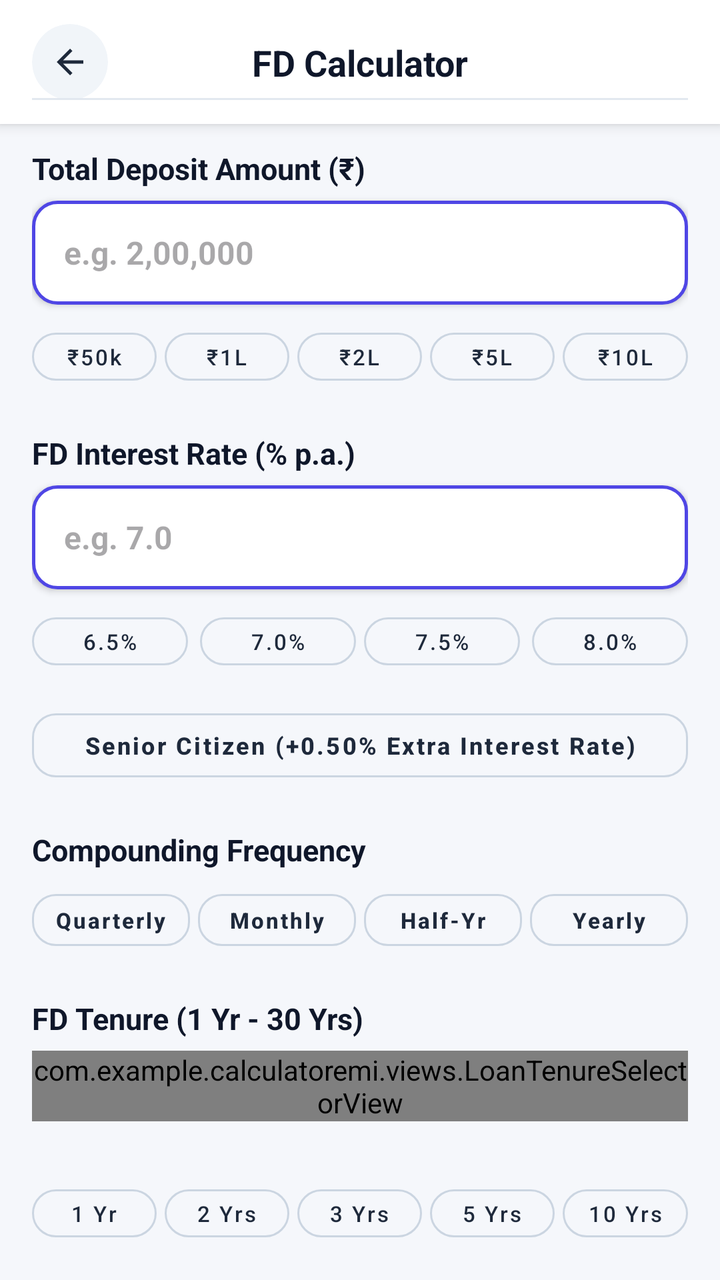
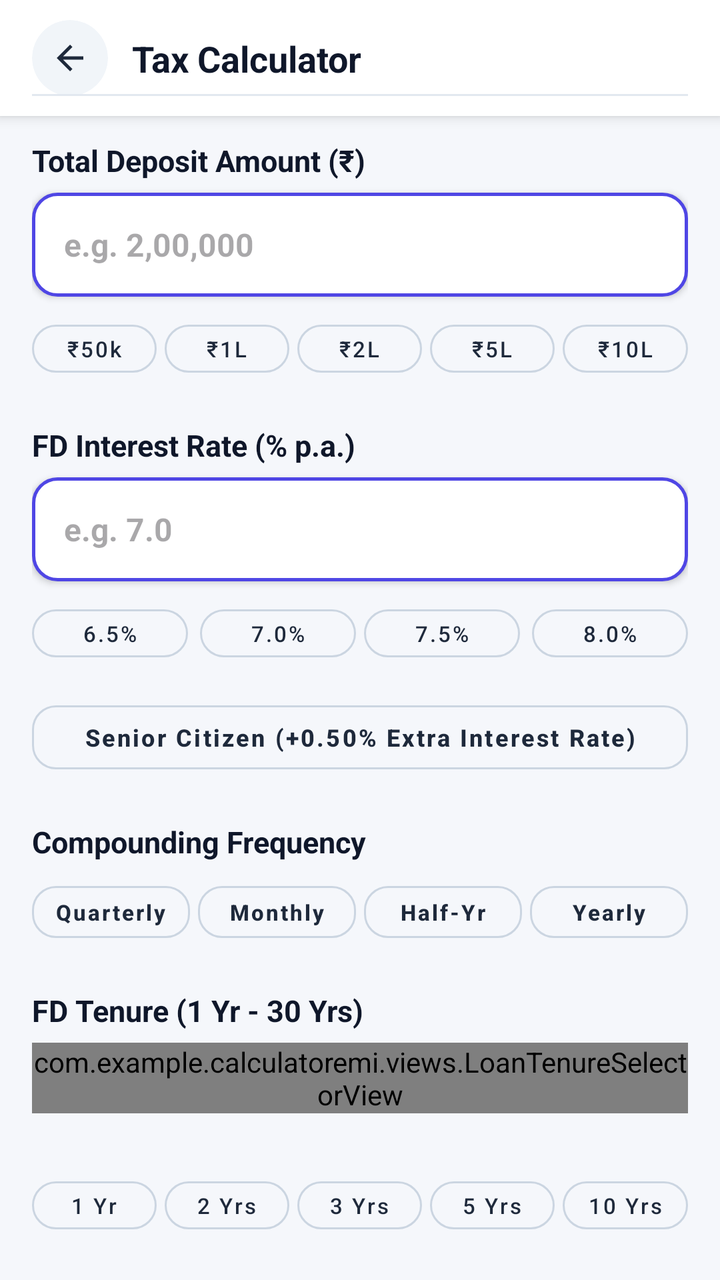

Screens rendered from an Android XML layout before and after an edit, with the pre-edit source and the edit as a unified diff.
<!-- AndroidManifest.xml: application theme Theme.Calculatoremi -->
<!-- res/layout/activity_fd_calculator.xml -->
<?xml version="1.0" encoding="utf-8"?>
<LinearLayout
    xmlns:android="http://schemas.android.com/apk/res/android"
    xmlns:app="http://schemas.android.com/apk/res-auto"
    android:layout_width="match_parent"
    android:layout_height="match_parent"
    android:background="#F5F7FB"
    android:orientation="vertical">

    
    <androidx.constraintlayout.widget.ConstraintLayout
        android:id="@+id/calculatorHeader"
        android:layout_width="match_parent"
        android:layout_height="wrap_content"
        android:minHeight="55dp"
        android:background="@android:color/white"
        android:elevation="4dp"
        android:paddingStart="16dp"
        android:paddingTop="12dp"
        android:paddingEnd="16dp"
        android:paddingBottom="12dp">

        <com.google.android.material.card.MaterialCardView
            android:id="@+id/btnBackContainer"
            android:layout_width="38dp"
            android:layout_height="38dp"
            app:cardBackgroundColor="#F1F5F9"
            app:cardCornerRadius="19dp"
            app:cardElevation="0dp"
            app:strokeWidth="0dp"
            app:layout_constraintBottom_toBottomOf="parent"
            app:layout_constraintStart_toStartOf="parent"
            app:layout_constraintTop_toTopOf="parent">

            <ImageView
                android:id="@+id/btnBack"
                android:layout_width="20dp"
                android:layout_height="20dp"
                android:layout_gravity="center"
                android:src="@drawable/ic_arrow_back"
                app:tint="#1E293B" />
        </com.google.android.material.card.MaterialCardView>

        <TextView
            android:id="@+id/txtTitle"
            android:layout_width="wrap_content"
            android:layout_height="wrap_content"
            android:text="FD Calculator"
            android:textColor="#0F172A"
            android:textSize="18sp"
            android:textStyle="bold"
            app:layout_constraintBottom_toBottomOf="parent"
            app:layout_constraintEnd_toEndOf="parent"
            app:layout_constraintStart_toStartOf="parent"
            app:layout_constraintTop_toTopOf="parent" />

        <View
            android:layout_width="match_parent"
            android:layout_height="1dp"
            android:background="#E2E8F0"
            app:layout_constraintBottom_toBottomOf="parent" />
    </androidx.constraintlayout.widget.ConstraintLayout>

    <androidx.core.widget.NestedScrollView
        android:id="@+id/scrollViewFd"
        android:layout_width="match_parent"
        android:layout_height="0dp"
        android:layout_weight="1"
        android:clipToPadding="false"
        android:fillViewport="true"
        android:paddingBottom="36dp">

        <LinearLayout
            android:layout_width="match_parent"
            android:layout_height="wrap_content"
            android:orientation="vertical"
            android:paddingHorizontal="@dimen/screen_padding"
            android:paddingTop="12dp">

            
            <TextView
                android:layout_width="wrap_content"
                android:layout_height="wrap_content"
                android:layout_marginBottom="6dp"
                android:text="Total Deposit Amount (₹)"
                android:textColor="#0F172A"
                android:textSize="15sp"
                android:textStyle="bold" />

            <EditText
                android:id="@+id/etFdAmount"
                android:layout_width="match_parent"
                android:layout_height="52dp"
                android:background="@drawable/numeric_input_border"
                android:elevation="2dp"
                android:hint="e.g. 2,00,000"
                android:inputType="numberDecimal"
                android:paddingHorizontal="16dp"
                android:textColor="#0F172A"
                android:textSize="16sp"
                android:textStyle="bold" />

            
            <LinearLayout
                android:layout_width="match_parent"
                android:layout_height="wrap_content"
                android:layout_marginTop="8dp"
                android:layout_marginBottom="20dp"
                android:orientation="horizontal"
                android:weightSum="5">

                <com.google.android.material.button.MaterialButton
                    android:id="@+id/chipFd50k"
                    style="@style/Widget.MaterialComponents.Button.OutlinedButton"
                    android:layout_width="0dp"
                    android:layout_height="36dp"
                    android:layout_weight="1"
                    android:layout_marginEnd="2dp"
                    android:padding="0dp"
                    android:text="₹50k"
                    android:textAllCaps="false"
                    android:textColor="#1E293B"
                    android:textSize="11sp"
                    app:strokeColor="#CBD5E1"
                    app:cornerRadius="18dp" />

                <com.google.android.material.button.MaterialButton
                    android:id="@+id/chipFd1L"
                    style="@style/Widget.MaterialComponents.Button.OutlinedButton"
                    android:layout_width="0dp"
                    android:layout_height="36dp"
                    android:layout_weight="1"
                    android:layout_marginHorizontal="2dp"
                    android:padding="0dp"
                    android:text="₹1L"
                    android:textAllCaps="false"
                    android:textColor="#1E293B"
                    android:textSize="11sp"
                    app:strokeColor="#CBD5E1"
                    app:cornerRadius="18dp" />

                <com.google.android.material.button.MaterialButton
                    android:id="@+id/chipFd2L"
                    style="@style/Widget.MaterialComponents.Button.OutlinedButton"
                    android:layout_width="0dp"
                    android:layout_height="36dp"
                    android:layout_weight="1"
                    android:layout_marginHorizontal="2dp"
                    android:padding="0dp"
                    android:text="₹2L"
                    android:textAllCaps="false"
                    android:textColor="#1E293B"
                    android:textSize="11sp"
                    app:strokeColor="#CBD5E1"
                    app:cornerRadius="18dp" />

                <com.google.android.material.button.MaterialButton
                    android:id="@+id/chipFd5L"
                    style="@style/Widget.MaterialComponents.Button.OutlinedButton"
                    android:layout_width="0dp"
                    android:layout_height="36dp"
                    android:layout_weight="1"
                    android:layout_marginHorizontal="2dp"
                    android:padding="0dp"
                    android:text="₹5L"
                    android:textAllCaps="false"
                    android:textColor="#1E293B"
                    android:textSize="11sp"
                    app:strokeColor="#CBD5E1"
                    app:cornerRadius="18dp" />

                <com.google.android.material.button.MaterialButton
                    android:id="@+id/chipFd10L"
                    style="@style/Widget.MaterialComponents.Button.OutlinedButton"
                    android:layout_width="0dp"
                    android:layout_height="36dp"
                    android:layout_weight="1"
                    android:layout_marginStart="2dp"
                    android:padding="0dp"
                    android:text="₹10L"
                    android:textAllCaps="false"
                    android:textColor="#1E293B"
                    android:textSize="11sp"
                    app:strokeColor="#CBD5E1"
                    app:cornerRadius="18dp" />

            </LinearLayout>

            
            <TextView
                android:layout_width="wrap_content"
                android:layout_height="wrap_content"
                android:layout_marginBottom="6dp"
                android:text="FD Interest Rate (% p.a.)"
                android:textColor="#0F172A"
                android:textSize="15sp"
                android:textStyle="bold" />

            <EditText
                android:id="@+id/etFdRate"
                android:layout_width="match_parent"
                android:layout_height="52dp"
                android:background="@drawable/numeric_input_border"
                android:elevation="2dp"
                android:hint="e.g. 7.0"
                android:inputType="numberDecimal"
                android:paddingHorizontal="16dp"
                android:textColor="#0F172A"
                android:textSize="16sp"
                android:textStyle="bold" />

            
            <LinearLayout
                android:layout_width="match_parent"
                android:layout_height="wrap_content"
                android:layout_marginTop="8dp"
                android:layout_marginBottom="12dp"
                android:orientation="horizontal"
                android:weightSum="4">

                <com.google.android.material.button.MaterialButton
                    android:id="@+id/chipFdRate6_5"
                    style="@style/Widget.MaterialComponents.Button.OutlinedButton"
                    android:layout_width="0dp"
                    android:layout_height="36dp"
                    android:layout_weight="1"
                    android:layout_marginEnd="4dp"
                    android:padding="0dp"
                    android:text="6.5%"
                    android:textAllCaps="false"
                    android:textColor="#1E293B"
                    android:textSize="11sp"
                    app:strokeColor="#CBD5E1"
                    app:cornerRadius="18dp" />

                <com.google.android.material.button.MaterialButton
                    android:id="@+id/chipFdRate7"
                    style="@style/Widget.MaterialComponents.Button.OutlinedButton"
                    android:layout_width="0dp"
                    android:layout_height="36dp"
                    android:layout_weight="1"
                    android:layout_marginHorizontal="2dp"
                    android:padding="0dp"
                    android:text="7.0%"
                    android:textAllCaps="false"
                    android:textColor="#1E293B"
                    android:textSize="11sp"
                    app:strokeColor="#CBD5E1"
                    app:cornerRadius="18dp" />

                <com.google.android.material.button.MaterialButton
                    android:id="@+id/chipFdRate7_5"
                    style="@style/Widget.MaterialComponents.Button.OutlinedButton"
                    android:layout_width="0dp"
                    android:layout_height="36dp"
                    android:layout_weight="1"
                    android:layout_marginHorizontal="2dp"
                    android:padding="0dp"
                    android:text="7.5%"
                    android:textAllCaps="false"
                    android:textColor="#1E293B"
                    android:textSize="11sp"
                    app:strokeColor="#CBD5E1"
                    app:cornerRadius="18dp" />

                <com.google.android.material.button.MaterialButton
                    android:id="@+id/chipFdRate8"
                    style="@style/Widget.MaterialComponents.Button.OutlinedButton"
                    android:layout_width="0dp"
                    android:layout_height="36dp"
                    android:layout_weight="1"
                    android:layout_marginStart="4dp"
                    android:padding="0dp"
                    android:text="8.0%"
                    android:textAllCaps="false"
                    android:textColor="#1E293B"
                    android:textSize="11sp"
                    app:strokeColor="#CBD5E1"
                    app:cornerRadius="18dp" />

            </LinearLayout>

            
            <com.google.android.material.button.MaterialButton
                android:id="@+id/btnSeniorCitizenToggle"
                style="@style/Widget.MaterialComponents.Button.OutlinedButton"
                android:layout_width="match_parent"
                android:layout_height="wrap_content"
                android:minHeight="44dp"
                android:layout_marginBottom="20dp"
                android:paddingVertical="6dp"
                android:text="Senior Citizen (+0.50% Extra Interest Rate)"
                android:textAllCaps="false"
                android:textColor="#1E293B"
                android:textSize="12sp"
                android:textStyle="bold"
                app:strokeColor="#CBD5E1"
                app:cornerRadius="12dp" />

            
            <TextView
                android:layout_width="wrap_content"
                android:layout_height="wrap_content"
                android:layout_marginBottom="6dp"
                android:text="Compounding Frequency"
                android:textColor="#0F172A"
                android:textSize="15sp"
                android:textStyle="bold" />

            <LinearLayout
                android:layout_width="match_parent"
                android:layout_height="wrap_content"
                android:layout_marginBottom="20dp"
                android:orientation="horizontal"
                android:weightSum="4">

                <com.google.android.material.button.MaterialButton
                    android:id="@+id/chipFreqQuarterly"
                    style="@style/Widget.MaterialComponents.Button.OutlinedButton"
                    android:layout_width="0dp"
                    android:layout_height="38dp"
                    android:layout_weight="1"
                    android:layout_marginEnd="2dp"
                    android:padding="0dp"
                    android:text="Quarterly"
                    android:textAllCaps="false"
                    android:textColor="#1E293B"
                    android:textSize="11sp"
                    android:textStyle="bold"
                    app:strokeColor="#CBD5E1"
                    app:cornerRadius="12dp" />

                <com.google.android.material.button.MaterialButton
                    android:id="@+id/chipFreqMonthly"
                    style="@style/Widget.MaterialComponents.Button.OutlinedButton"
                    android:layout_width="0dp"
                    android:layout_height="38dp"
                    android:layout_weight="1"
                    android:layout_marginHorizontal="2dp"
                    android:padding="0dp"
                    android:text="Monthly"
                    android:textAllCaps="false"
                    android:textColor="#1E293B"
                    android:textSize="11sp"
                    android:textStyle="bold"
                    app:strokeColor="#CBD5E1"
                    app:cornerRadius="12dp" />

                <com.google.android.material.button.MaterialButton
                    android:id="@+id/chipFreqHalfYearly"
                    style="@style/Widget.MaterialComponents.Button.OutlinedButton"
                    android:layout_width="0dp"
                    android:layout_height="38dp"
                    android:layout_weight="1"
                    android:layout_marginHorizontal="2dp"
                    android:padding="0dp"
                    android:text="Half-Yr"
                    android:textAllCaps="false"
                    android:textColor="#1E293B"
                    android:textSize="11sp"
                    android:textStyle="bold"
                    app:strokeColor="#CBD5E1"
                    app:cornerRadius="12dp" />

                <com.google.android.material.button.MaterialButton
                    android:id="@+id/chipFreqYearly"
                    style="@style/Widget.MaterialComponents.Button.OutlinedButton"
                    android:layout_width="0dp"
                    android:layout_height="38dp"
                    android:layout_weight="1"
                    android:layout_marginStart="2dp"
                    android:padding="0dp"
                    android:text="Yearly"
                    android:textAllCaps="false"
                    android:textColor="#1E293B"
                    android:textSize="11sp"
                    android:textStyle="bold"
                    app:strokeColor="#CBD5E1"
                    app:cornerRadius="12dp" />

            </LinearLayout>

            
            <RelativeLayout
                android:layout_width="match_parent"
                android:layout_height="wrap_content"
                android:layout_marginBottom="6dp">

                <TextView
                    android:id="@+id/txtFdTermLabel"
                    android:layout_width="wrap_content"
                    android:layout_height="wrap_content"
                    android:layout_alignParentStart="true"
                    android:text="FD Tenure (1 Yr - 30 Yrs)"
                    android:textColor="#0F172A"
                    android:textSize="15sp"
                    android:textStyle="bold" />
            </RelativeLayout>

            <com.example.calculatoremi.views.LoanTenureSelectorView
                android:id="@+id/tenureSelector"
                android:layout_width="match_parent"
                android:layout_height="wrap_content"
                android:layout_marginBottom="20dp" />

            
            <LinearLayout
                android:layout_width="match_parent"
                android:layout_height="wrap_content"
                android:layout_marginTop="8dp"
                android:layout_marginBottom="20dp"
                android:orientation="horizontal"
                android:weightSum="5">

                <com.google.android.material.button.MaterialButton
                    android:id="@+id/chipFdTerm1Y"
                    style="@style/Widget.MaterialComponents.Button.OutlinedButton"
                    android:layout_width="0dp"
                    android:layout_height="36dp"
                    android:layout_weight="1"
                    android:layout_marginEnd="2dp"
                    android:padding="0dp"
                    android:text="1 Yr"
                    android:textAllCaps="false"
                    android:textColor="#1E293B"
                    android:textSize="11sp"
                    app:strokeColor="#CBD5E1"
                    app:cornerRadius="18dp" />

                <com.google.android.material.button.MaterialButton
                    android:id="@+id/chipFdTerm2Y"
                    style="@style/Widget.MaterialComponents.Button.OutlinedButton"
                    android:layout_width="0dp"
                    android:layout_height="36dp"
                    android:layout_weight="1"
                    android:layout_marginHorizontal="2dp"
                    android:padding="0dp"
                    android:text="2 Yrs"
                    android:textAllCaps="false"
                    android:textColor="#1E293B"
                    android:textSize="11sp"
                    app:strokeColor="#CBD5E1"
                    app:cornerRadius="18dp" />

                <com.google.android.material.button.MaterialButton
                    android:id="@+id/chipFdTerm3Y"
                    style="@style/Widget.MaterialComponents.Button.OutlinedButton"
                    android:layout_width="0dp"
                    android:layout_height="36dp"
                    android:layout_weight="1"
                    android:layout_marginHorizontal="2dp"
                    android:padding="0dp"
                    android:text="3 Yrs"
                    android:textAllCaps="false"
                    android:textColor="#1E293B"
                    android:textSize="11sp"
                    app:strokeColor="#CBD5E1"
                    app:cornerRadius="18dp" />

                <com.google.android.material.button.MaterialButton
                    android:id="@+id/chipFdTerm5Y"
                    style="@style/Widget.MaterialComponents.Button.OutlinedButton"
                    android:layout_width="0dp"
                    android:layout_height="36dp"
                    android:layout_weight="1"
                    android:layout_marginHorizontal="2dp"
                    android:padding="0dp"
                    android:text="5 Yrs"
                    android:textAllCaps="false"
                    android:textColor="#1E293B"
                    android:textSize="11sp"
                    app:strokeColor="#CBD5E1"
                    app:cornerRadius="18dp" />

                <com.google.android.material.button.MaterialButton
                    android:id="@+id/chipFdTerm10Y"
                    style="@style/Widget.MaterialComponents.Button.OutlinedButton"
                    android:layout_width="0dp"
                    android:layout_height="36dp"
                    android:layout_weight="1"
                    android:layout_marginStart="2dp"
                    android:padding="0dp"
                    android:text="10 Yrs"
                    android:textAllCaps="false"
                    android:textColor="#1E293B"
                    android:textSize="11sp"
                    app:strokeColor="#CBD5E1"
                    app:cornerRadius="18dp" />

            </LinearLayout>

            
            <com.google.android.material.button.MaterialButton
                android:id="@+id/btnCalculate"
                android:layout_width="match_parent"
                android:layout_height="54dp"
                android:text="Calculate FD Maturity &amp; Payout"
                android:textAllCaps="false"
                android:textColor="@android:color/white"
                android:textSize="16sp"
                android:textStyle="bold"
                app:backgroundTint="@color/primary"
                app:cornerRadius="16dp" />

            <com.google.android.material.button.MaterialButton
                android:id="@+id/btnReset"
                style="@style/Widget.MaterialComponents.Button.OutlinedButton"
                android:layout_width="match_parent"
                android:layout_height="50dp"
                android:layout_marginTop="10dp"
                android:text="Reset Fields"
                android:textAllCaps="false"
                android:textColor="@color/primary"
                android:textSize="15sp"
                android:textStyle="bold"
                app:cornerRadius="16dp"
                app:strokeColor="@color/primary" />

        </LinearLayout>
    </androidx.core.widget.NestedScrollView>

</LinearLayout>
<!-- resources referenced by this layout -->
<resources>
  <color name="primary">#4F46E5</color>
  <dimen name="screen_padding">16dp</dimen>
  <!-- drawable ic_arrow_back (drawable) -->
  <vector xmlns:android="http://schemas.android.com/apk/res/android"
      android:width="24dp"
      android:height="24dp"
      android:viewportWidth="960"
      android:viewportHeight="960">
    <path
        android:pathData="m313,520 l224,224 -57,56 -320,-320 320,-320 57,56 -224,224h487v80L313,520Z"
        android:fillColor="#e3e3e3"/>
  </vector>
  <!-- drawable numeric_input_border (drawable) -->
  <?xml version="1.0" encoding="utf-8"?>
  <shape xmlns:android="http://schemas.android.com/apk/res/android"
      android:shape="rectangle">
  
      <solid android:color="@color/white"/>
  
      <stroke
          android:width="1.5dp"
          android:color="#4F46E5"/>
  
      <corners android:radius="12dp"/>
  </shape>
  <style name="Theme.Calculatoremi" parent="Base.Theme.Calculatoremi" />
  <color name="white">#FFFFFFFF</color>
  <style name="Base.Theme.Calculatoremi" parent="Theme.Material3.DayNight.NoActionBar">
          <item name="android:statusBarColor">@android:color/transparent</item>
          <item name="android:navigationBarColor">@android:color/transparent</item>
          <item name="android:windowLightStatusBar">false</item>
          <item name="android:windowLightNavigationBar">true</item>
          <item name="colorPrimary">@color/primary</item>
          <item name="colorOnPrimary">#FFFFFF</item>
          <item name="colorSecondary">@color/gradient_accent</item>
          <item name="colorOnSecondary">#FFFFFF</item>
      </style>
  <color name="gradient_accent">#818CF8</color>
</resources>

<!-- the commit's change to res/layout/activity_fd_calculator.xml (unified diff, before → after) -->
@@ -8,58 +8,7 @@
     android:orientation="vertical">
 
     
-    <androidx.constraintlayout.widget.ConstraintLayout
-        android:id="@+id/calculatorHeader"
-        android:layout_width="match_parent"
-        android:layout_height="wrap_content"
-        android:minHeight="55dp"
-        android:background="@android:color/white"
-        android:elevation="4dp"
-        android:paddingStart="16dp"
-        android:paddingTop="12dp"
-        android:paddingEnd="16dp"
-        android:paddingBottom="12dp">
-
-        <com.google.android.material.card.MaterialCardView
-            android:id="@+id/btnBackContainer"
-            android:layout_width="38dp"
-            android:layout_height="38dp"
-            app:cardBackgroundColor="#F1F5F9"
-            app:cardCornerRadius="19dp"
-            app:cardElevation="0dp"
-            app:strokeWidth="0dp"
-            app:layout_constraintBottom_toBottomOf="parent"
-            app:layout_constraintStart_toStartOf="parent"
-            app:layout_constraintTop_toTopOf="parent">
-
-            <ImageView
-                android:id="@+id/btnBack"
-                android:layout_width="20dp"
-                android:layout_height="20dp"
-                android:layout_gravity="center"
-                android:src="@drawable/ic_arrow_back"
-                app:tint="#1E293B" />
-        </com.google.android.material.card.MaterialCardView>
-
-        <TextView
-            android:id="@+id/txtTitle"
-            android:layout_width="wrap_content"
-            android:layout_height="wrap_content"
-            android:text="FD Calculator"
-            android:textColor="#0F172A"
-            android:textSize="18sp"
-            android:textStyle="bold"
-            app:layout_constraintBottom_toBottomOf="parent"
-            app:layout_constraintEnd_toEndOf="parent"
-            app:layout_constraintStart_toStartOf="parent"
-            app:layout_constraintTop_toTopOf="parent" />
-
-        <View
-            android:layout_width="match_parent"
-            android:layout_height="1dp"
-            android:background="#E2E8F0"
-            app:layout_constraintBottom_toBottomOf="parent" />
-    </androidx.constraintlayout.widget.ConstraintLayout>
+    <include layout="@layout/layout_calculator_header" />
 
     <androidx.core.widget.NestedScrollView
         android:id="@+id/scrollViewFd"
@@ -520,3 +469,63 @@
     </androidx.core.widget.NestedScrollView>
 
 </LinearLayout>
+<!-- res/layout/layout_calculator_header.xml (included above) -->
+<?xml version="1.0" encoding="utf-8"?>
+<androidx.constraintlayout.widget.ConstraintLayout xmlns:android="http://schemas.android.com/apk/res/android"
+    xmlns:app="http://schemas.android.com/apk/res-auto"
+    android:id="@+id/calculatorHeader"
+    android:layout_width="match_parent"
+    android:layout_height="wrap_content"
+    android:minHeight="56dp"
+    android:background="@android:color/white"
+    android:elevation="4dp"
+    android:paddingStart="16dp"
+    android:paddingEnd="16dp"
+    android:paddingTop="10dp"
+    android:paddingBottom="10dp">
+
+    <com.google.android.material.card.MaterialCardView
+        android:id="@+id/btnBackContainer"
+        android:layout_width="38dp"
+        android:layout_height="38dp"
+        app:cardBackgroundColor="#F1F5F9"
+        app:cardCornerRadius="19dp"
+        app:cardElevation="0dp"
+        app:strokeWidth="0dp"
+        app:layout_constraintBottom_toBottomOf="parent"
+        app:layout_constraintStart_toStartOf="parent"
+        app:layout_constraintTop_toTopOf="parent">
+
+        <ImageView
+            android:id="@+id/btnBack"
+            android:layout_width="20dp"
+            android:layout_height="20dp"
+            android:layout_gravity="center"
+            android:src="@drawable/ic_arrow_back"
+            app:tint="#1E293B" />
+    </com.google.android.material.card.MaterialCardView>
+
+    <TextView
+        android:id="@+id/txtTitle"
+        android:layout_width="0dp"
+        android:layout_height="wrap_content"
+        android:layout_marginStart="12dp"
+        android:layout_marginEnd="12dp"
+        android:text="Tax Calculator"
+        android:textColor="#0F172A"
+        android:textSize="18sp"
+        android:textStyle="bold"
+        android:maxLines="1"
+        android:ellipsize="end"
+        app:layout_constraintBottom_toBottomOf="parent"
+        app:layout_constraintEnd_toEndOf="parent"
+        app:layout_constraintStart_toEndOf="@id/btnBackContainer"
+        app:layout_constraintTop_toTopOf="parent" />
+
+    <View
+        android:layout_width="match_parent"
+        android:layout_height="1dp"
+        android:background="#E2E8F0"
+        app:layout_constraintBottom_toBottomOf="parent" />
+
+</androidx.constraintlayout.widget.ConstraintLayout>
<!-- resource entries referenced after the edit -->
@@ -30,7 +30,7 @@
   <style name="Base.Theme.Calculatoremi" parent="Theme.Material3.DayNight.NoActionBar">
           <item name="android:statusBarColor">@android:color/transparent</item>
           <item name="android:navigationBarColor">@android:color/transparent</item>
-          <item name="android:windowLightStatusBar">false</item>
+          <item name="android:windowLightStatusBar">true</item>
           <item name="android:windowLightNavigationBar">true</item>
           <item name="colorPrimary">@color/primary</item>
           <item name="colorOnPrimary">#FFFFFF</item>
